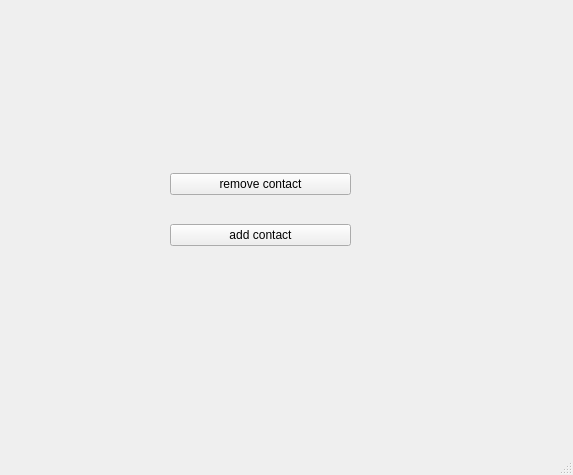
The window that phone_book/mainwindow.ui (amirsoleimani7/Qt_PhoneBook) describes before a commit, drawn with Qt 5.
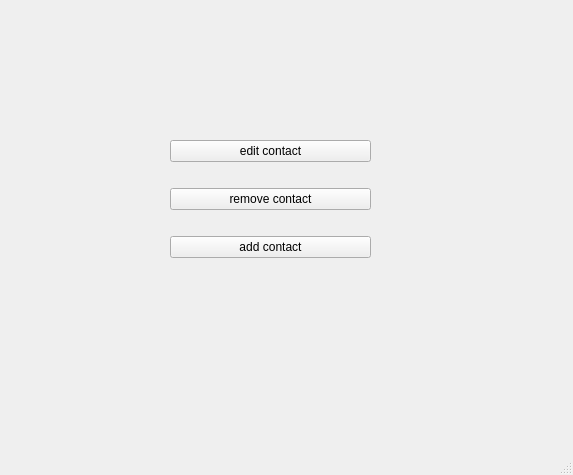
The same window after the commit.

Commit message: edit functionality has been added

What changed in the file:
```diff
--- a/phone_book/mainwindow.ui
+++ b/phone_book/mainwindow.ui
@@ -18,12 +18,19 @@
     <property name="geometry">
      <rect>
       <x>170</x>
-      <y>150</y>
-      <width>181</width>
-      <height>121</height>
+      <y>120</y>
+      <width>201</width>
+      <height>161</height>
      </rect>
     </property>
     <layout class="QVBoxLayout" name="verticalLayout">
+     <item>
+      <widget class="QPushButton" name="pushButton_3">
+       <property name="text">
+        <string>edit contact</string>
+       </property>
+      </widget>
+     </item>
      <item>
       <widget class="QPushButton" name="pushButton_2">
        <property name="text">
```
The commit also changes 37 other files.
